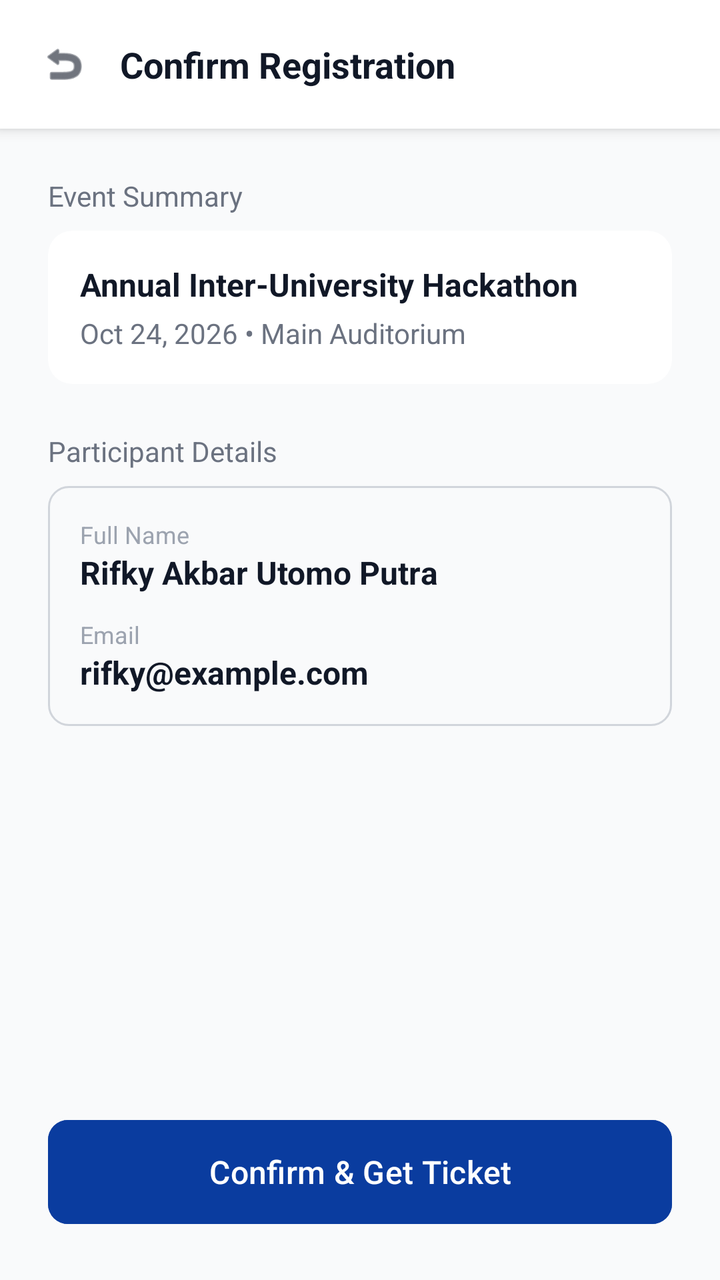
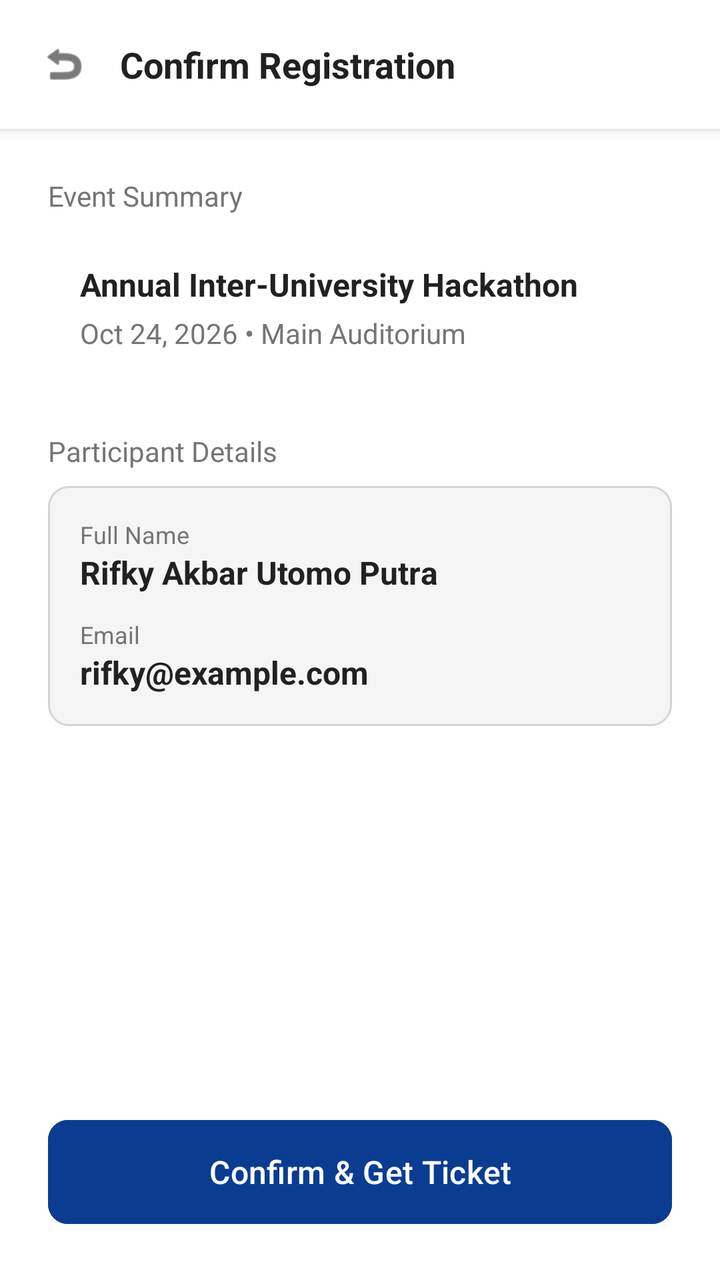

An Android layout rendered at two revisions. The XML below is the earlier revision; the diff shows what the commit changed to produce the second picture.
<!-- AndroidManifest.xml: application theme Theme.CampusConnectProject -->
<!-- res/layout/activity_checkout.xml -->
<?xml version="1.0" encoding="utf-8"?>
<androidx.constraintlayout.widget.ConstraintLayout
    xmlns:android="http://schemas.android.com/apk/res/android"
    xmlns:app="http://schemas.android.com/apk/res-auto"
    android:layout_width="match_parent"
    android:layout_height="match_parent"
    android:background="#F9FAFB">

    <LinearLayout
        android:id="@+id/headerCheckout"
        android:layout_width="match_parent"
        android:layout_height="wrap_content"
        android:background="#FFFFFF"
        android:elevation="4dp"
        android:orientation="horizontal"
        android:padding="20dp"
        android:gravity="center_vertical"
        app:layout_constraintTop_toTopOf="parent">

        <ImageView
            android:id="@+id/btnBackCheckout"
            android:layout_width="24dp"
            android:layout_height="24dp"
            android:src="@android:drawable/ic_menu_revert"
            app:tint="#111827" />

        <TextView
            android:layout_width="wrap_content"
            android:layout_height="wrap_content"
            android:layout_marginStart="16dp"
            android:text="Confirm Registration"
            android:textColor="#111827"
            android:textSize="18sp"
            android:textStyle="bold" />
    </LinearLayout>

    <LinearLayout
        android:layout_width="match_parent"
        android:layout_height="wrap_content"
        android:orientation="vertical"
        android:padding="24dp"
        app:layout_constraintTop_toBottomOf="@id/headerCheckout">

        <TextView
            android:layout_width="wrap_content"
            android:layout_height="wrap_content"
            android:text="Event Summary"
            android:textColor="#6B7280"
            android:textSize="14sp"
            android:layout_marginBottom="8dp"/>

        
        <androidx.cardview.widget.CardView
            android:layout_width="match_parent"
            android:layout_height="wrap_content"
            android:layout_marginBottom="24dp"
            app:cardCornerRadius="12dp"
            app:cardElevation="0dp"
            app:strokeColor="#E5E7EB"
            app:strokeWidth="1dp">

            <LinearLayout
                android:layout_width="match_parent"
                android:layout_height="wrap_content"
                android:padding="16dp"
                android:orientation="vertical">
                <TextView
                    android:id="@+id/tvCheckEventName"
                    android:layout_width="match_parent"
                    android:layout_height="wrap_content"
                    android:text="Annual Inter-University Hackathon"
                    android:textColor="#111827"
                    android:textSize="16sp"
                    android:textStyle="bold" />
                <TextView
                    android:id="@+id/tvCheckEventDate"
                    android:layout_width="match_parent"
                    android:layout_height="wrap_content"
                    android:text="Oct 24, 2026 • Main Auditorium"
                    android:textColor="#6B7280"
                    android:textSize="14sp"
                    android:layout_marginTop="4dp"/>
            </LinearLayout>
        </androidx.cardview.widget.CardView>

        <TextView
            android:layout_width="wrap_content"
            android:layout_height="wrap_content"
            android:text="Participant Details"
            android:textColor="#6B7280"
            android:textSize="14sp"
            android:layout_marginBottom="8dp"/>

        
        <LinearLayout
            android:layout_width="match_parent"
            android:layout_height="wrap_content"
            android:background="@drawable/bg_input_rounded"
            android:orientation="vertical"
            android:padding="16dp">

            <TextView
                android:layout_width="wrap_content"
                android:layout_height="wrap_content"
                android:text="Full Name"
                android:textColor="#9CA3AF"
                android:textSize="12sp" />
            <TextView
                android:id="@+id/tvCheckName"
                android:layout_width="wrap_content"
                android:layout_height="wrap_content"
                android:text="Rifky Akbar Utomo Putra"
                android:textColor="#111827"
                android:textSize="16sp"
                android:textStyle="bold"
                android:layout_marginBottom="12dp"/>

            <TextView
                android:layout_width="wrap_content"
                android:layout_height="wrap_content"
                android:text="Email"
                android:textColor="#9CA3AF"
                android:textSize="12sp" />
            <TextView
                android:id="@+id/tvCheckEmail"
                android:layout_width="wrap_content"
                android:layout_height="wrap_content"
                android:text="rifky@example.com"
                android:textColor="#111827"
                android:textSize="16sp"
                android:textStyle="bold" />
        </LinearLayout>
    </LinearLayout>

    
    <Button
        android:id="@+id/btnConfirmRegister"
        android:layout_width="match_parent"
        android:layout_height="60dp"
        android:layout_margin="24dp"
        android:backgroundTint="#0A3C9F"
        android:text="Confirm &amp; Get Ticket"
        android:textAllCaps="false"
        android:textColor="#FFFFFF"
        android:textSize="16sp"
        app:cornerRadius="10dp"
        app:layout_constraintBottom_toBottomOf="parent" />

</androidx.constraintlayout.widget.ConstraintLayout>
<!-- resources referenced by this layout -->
<resources>
  <!-- drawable bg_input_rounded (drawable) -->
  <?xml version="1.0" encoding="utf-8"?>
  <shape xmlns:android="http://schemas.android.com/apk/res/android" android:shape="rectangle">
      <solid android:color="#F9FAFB" />
      <stroke android:width="1dp" android:color="#D1D5DB" />
      <corners android:radius="10dp" />
  </shape>
  <style name="Theme.CampusConnectProject" parent="Base.Theme.CampusConnectProject" />
  <style name="Base.Theme.CampusConnectProject" parent="Theme.Material3.DayNight.NoActionBar">
          
          
      </style>
</resources>

<!-- the commit's change to res/layout/activity_checkout.xml (unified diff, before → after) -->
@@ -4,13 +4,13 @@
     xmlns:app="http://schemas.android.com/apk/res-auto"
     android:layout_width="match_parent"
     android:layout_height="match_parent"
-    android:background="#F9FAFB">
+    android:background="@color/bg_utama">
 
     <LinearLayout
         android:id="@+id/headerCheckout"
         android:layout_width="match_parent"
         android:layout_height="wrap_content"
-        android:background="#FFFFFF"
+        android:background="@color/bg_utama"
         android:elevation="4dp"
         android:orientation="horizontal"
         android:padding="20dp"
@@ -22,14 +22,14 @@
             android:layout_width="24dp"
             android:layout_height="24dp"
             android:src="@android:drawable/ic_menu_revert"
-            app:tint="#111827" />
+            app:tint="@color/teks_utama" />
 
         <TextView
             android:layout_width="wrap_content"
             android:layout_height="wrap_content"
             android:layout_marginStart="16dp"
             android:text="Confirm Registration"
-            android:textColor="#111827"
+            android:textColor="@color/teks_utama"
             android:textSize="18sp"
             android:textStyle="bold" />
     </LinearLayout>
@@ -45,18 +45,18 @@
             android:layout_width="wrap_content"
             android:layout_height="wrap_content"
             android:text="Event Summary"
-            android:textColor="#6B7280"
+            android:textColor="@color/teks_sekunder"
             android:textSize="14sp"
             android:layout_marginBottom="8dp"/>
 
-        
         <androidx.cardview.widget.CardView
             android:layout_width="match_parent"
             android:layout_height="wrap_content"
             android:layout_marginBottom="24dp"
             app:cardCornerRadius="12dp"
             app:cardElevation="0dp"
-            app:strokeColor="#E5E7EB"
+            app:cardBackgroundColor="@color/bg_utama"
+            app:strokeColor="@color/garis_pembatas"
             app:strokeWidth="1dp">
 
             <LinearLayout
@@ -64,20 +64,22 @@
                 android:layout_height="wrap_content"
                 android:padding="16dp"
                 android:orientation="vertical">
+
                 <TextView
                     android:id="@+id/tvCheckEventName"
                     android:layout_width="match_parent"
                     android:layout_height="wrap_content"
                     android:text="Annual Inter-University Hackathon"
-                    android:textColor="#111827"
+                    android:textColor="@color/teks_utama"
                     android:textSize="16sp"
                     android:textStyle="bold" />
+
                 <TextView
                     android:id="@+id/tvCheckEventDate"
                     android:layout_width="match_parent"
                     android:layout_height="wrap_content"
                     android:text="Oct 24, 2026 • Main Auditorium"
-                    android:textColor="#6B7280"
+                    android:textColor="@color/teks_sekunder"
                     android:textSize="14sp"
                     android:layout_marginTop="4dp"/>
             </LinearLayout>
@@ -87,11 +89,10 @@
             android:layout_width="wrap_content"
             android:layout_height="wrap_content"
             android:text="Participant Details"
-            android:textColor="#6B7280"
+            android:textColor="@color/teks_sekunder"
             android:textSize="14sp"
             android:layout_marginBottom="8dp"/>
 
-        
         <LinearLayout
             android:layout_width="match_parent"
             android:layout_height="wrap_content"
@@ -103,14 +104,15 @@
                 android:layout_width="wrap_content"
                 android:layout_height="wrap_content"
                 android:text="Full Name"
-                android:textColor="#9CA3AF"
+                android:textColor="@color/teks_sekunder"
                 android:textSize="12sp" />
+
             <TextView
                 android:id="@+id/tvCheckName"
                 android:layout_width="wrap_content"
                 android:layout_height="wrap_content"
                 android:text="Rifky Akbar Utomo Putra"
-                android:textColor="#111827"
+                android:textColor="@color/teks_utama"
                 android:textSize="16sp"
                 android:textStyle="bold"
                 android:layout_marginBottom="12dp"/>
@@ -119,29 +121,29 @@
                 android:layout_width="wrap_content"
                 android:layout_height="wrap_content"
                 android:text="Email"
-                android:textColor="#9CA3AF"
+                android:textColor="@color/teks_sekunder"
                 android:textSize="12sp" />
+
             <TextView
                 android:id="@+id/tvCheckEmail"
                 android:layout_width="wrap_content"
                 android:layout_height="wrap_content"
                 android:text="rifky@example.com"
-                android:textColor="#111827"
+                android:textColor="@color/teks_utama"
                 android:textSize="16sp"
                 android:textStyle="bold" />
         </LinearLayout>
     </LinearLayout>
 
-    
     <Button
         android:id="@+id/btnConfirmRegister"
         android:layout_width="match_parent"
         android:layout_height="60dp"
         android:layout_margin="24dp"
-        android:backgroundTint="#0A3C9F"
+        android:backgroundTint="@color/warna_primer"
         android:text="Confirm &amp; Get Ticket"
         android:textAllCaps="false"
-        android:textColor="#FFFFFF"
+        android:textColor="@color/white"
         android:textSize="16sp"
         app:cornerRadius="10dp"
         app:layout_constraintBottom_toBottomOf="parent" />
<!-- resource entries referenced after the edit -->
@@ -1,13 +1,20 @@
 <!-- resources referenced by this layout -->
 <resources>
+  <color name="bg_utama">#FFFFFF</color>
+  <color name="garis_pembatas">#E5E7EB</color>
+  <color name="teks_sekunder">#757575</color>
+  <color name="teks_utama">#212121</color>
+  <color name="warna_primer">#0A3D91</color>
+  <color name="white">#FFFFFFFF</color>
   <!-- drawable bg_input_rounded (drawable) -->
   <?xml version="1.0" encoding="utf-8"?>
   <shape xmlns:android="http://schemas.android.com/apk/res/android" android:shape="rectangle">
-      <solid android:color="#F9FAFB" />
+      <solid android:color="@color/bg_input" />
       <stroke android:width="1dp" android:color="#D1D5DB" />
       <corners android:radius="10dp" />
   </shape>
   <style name="Theme.CampusConnectProject" parent="Base.Theme.CampusConnectProject" />
+  <color name="bg_input">#F5F5F5</color>
   <style name="Base.Theme.CampusConnectProject" parent="Theme.Material3.DayNight.NoActionBar">
           
           
